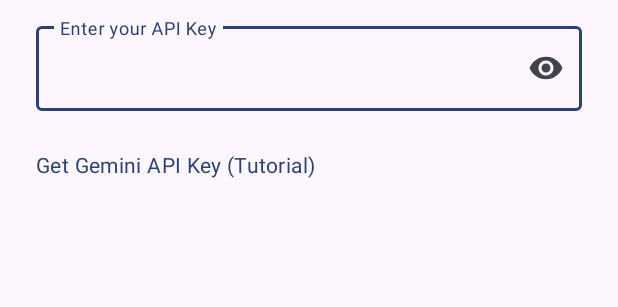
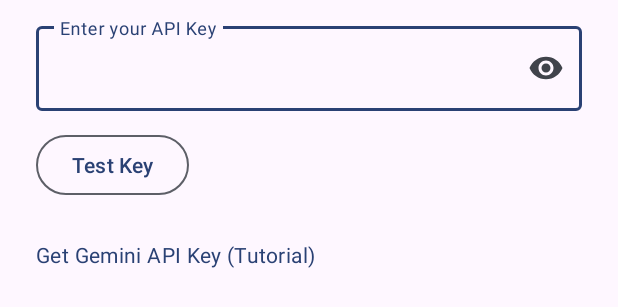
Before and after one commit to cue12/Beep, an Android app: the layout dialog_gemini_config.xml on its own in the app's theme, with its tools: preview values and no code run, on a phone screen of 412 x 824 dp. Shown: the top 307 px of the screen. Run offline under Robolectric (Android 15) with nearby library versions, the phone set to English and light mode, and no system bars.

Commit message:
Fetch Gemini models on app startup and use the cached model list to verify model availability.

```diff
--- a/app/src/main/java/il/co/bensavit/beep/MainViewModel.java
+++ b/app/src/main/java/il/co/bensavit/beep/MainViewModel.java
@@ -552,6 +552,10 @@ public class MainViewModel extends AndroidViewModel {
         whisperService.checkModelAvailability(modelId, apiKey, callback);
     }
 
+    public void testGeminiApiKey(String apiKey, java.util.function.Consumer<String> onSuccess, java.util.function.Consumer<String> onError) {
+        whisperService.testApiKey(apiKey, onSuccess, onError);
+    }
+
     public void loadLocalModel(String modelName, Runnable onComplete) {
         if (Boolean.TRUE.equals(TranscriptionTaskViewModel.isAnyTranscriptionRunning())) {
             showUserMessage("Cannot change model while transcription is running");
--- a/app/src/main/java/il/co/bensavit/beep/app/App.java
+++ b/app/src/main/java/il/co/bensavit/beep/app/App.java
@@ -33,6 +33,11 @@ public class App extends Application {
     settingsManager = new SettingsManager(this);
     modelRepository = new ModelRepository(this);
     executorService = Executors.newFixedThreadPool(Math.max(2, Runtime.getRuntime().availableProcessors()));
+
+    String apiKey = settingsManager.getGeminiApiKey();
+    if (apiKey != null && !apiKey.trim().isEmpty()) {
+      WhisperService.INSTANCE.fetchGeminiModels(apiKey.trim(), null, null);
+    }
 
     scheduleCleanup();
   }
--- a/app/src/main/res/layout/dialog_gemini_config.xml
+++ b/app/src/main/res/layout/dialog_gemini_config.xml
@@ -29,6 +29,37 @@
 
         </com.google.android.material.textfield.TextInputLayout>
 
+        <LinearLayout
+            android:layout_width="match_parent"
+            android:layout_height="wrap_content"
+            android:orientation="horizontal"
+            android:gravity="center_vertical"
+            android:layout_marginTop="12dp">
+
+            <com.google.android.material.button.MaterialButton
+                android:id="@+id/button_test_key"
+                style="@style/Widget.Material3.Button.OutlinedButton"
+                android:layout_width="wrap_content"
+                android:layout_height="wrap_content"
+                android:text="@string/button_test_key" />
+
+            <ProgressBar
+                android:id="@+id/progress_test_key"
+                android:layout_width="24dp"
+                android:layout_height="24dp"
+                android:layout_marginStart="12dp"
+                android:visibility="gone" />
+
+            <com.google.android.material.textview.MaterialTextView
+                android:id="@+id/text_test_result"
+                android:layout_width="0dp"
+                android:layout_weight="1"
+                android:layout_height="wrap_content"
+                android:layout_marginStart="12dp"
+                android:textAppearance="?attr/textAppearanceBodySmall"
+                android:visibility="gone" />
+        </LinearLayout>
+
         <com.google.android.material.textview.MaterialTextView
             android:id="@+id/text_help_link"
             android:layout_width="match_parent"
--- a/app/src/main/res/values/strings.xml
+++ b/app/src/main/res/values/strings.xml
@@ -18,6 +18,11 @@
     <string name="dialog_gemini_config_title">Gemini API Key</string>
     <string name="dialog_gemini_config_hint">Enter your API Key</string>
     <string name="dialog_gemini_config_save">Save</string>
+    <string name="button_test_key">Test Key</string>
+    <string name="testing_key">Testing API Key...</string>
+    <string name="key_valid">✓ API Key is valid!</string>
+    <string name="key_invalid">✗ Validation failed: %1$s</string>
+    <string name="error_key_empty">API Key cannot be empty</string>
     <string name="about_title">About Beep</string>
     <string name="about_message_content">Beep! v%1$s is a free, privacy-focused Android transcription app featuring a high-performance offline mode that works without registration. Powered by %2$s, %3$s and %4$s, it ensures your data remains strictly on your device for total privacy in offline mode.\n\nIMPORTANT: Privacy cannot be guaranteed while using online mode, as the end-user agreement with Gemini controls that activity. Use offline mode for maximum privacy.</string>
     <string name="about_licenses">Licenses</string>
```
Also changed, not shown: app/src/main/java/il/co/bensavit/beep/services/WhisperService.java (+95 -21 lines), app/src/main/java/il/co/bensavit/beep/ui/dialogs/GeminiConfigDialogFragment.java (+46 -0 lines), 3 other files.
